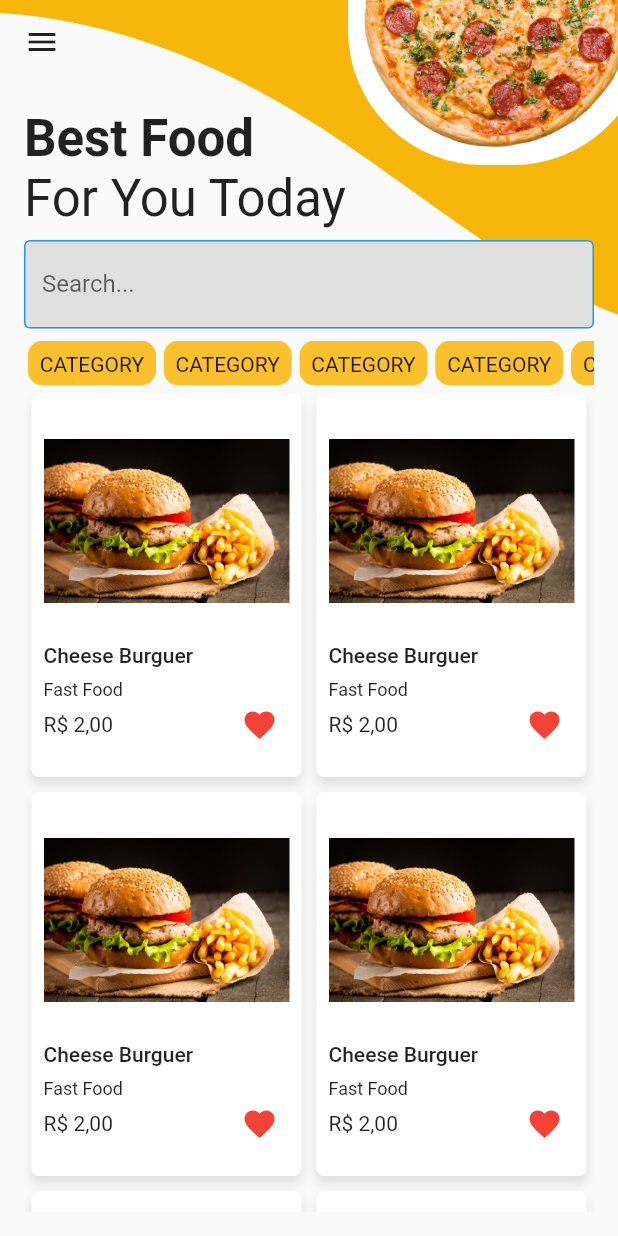
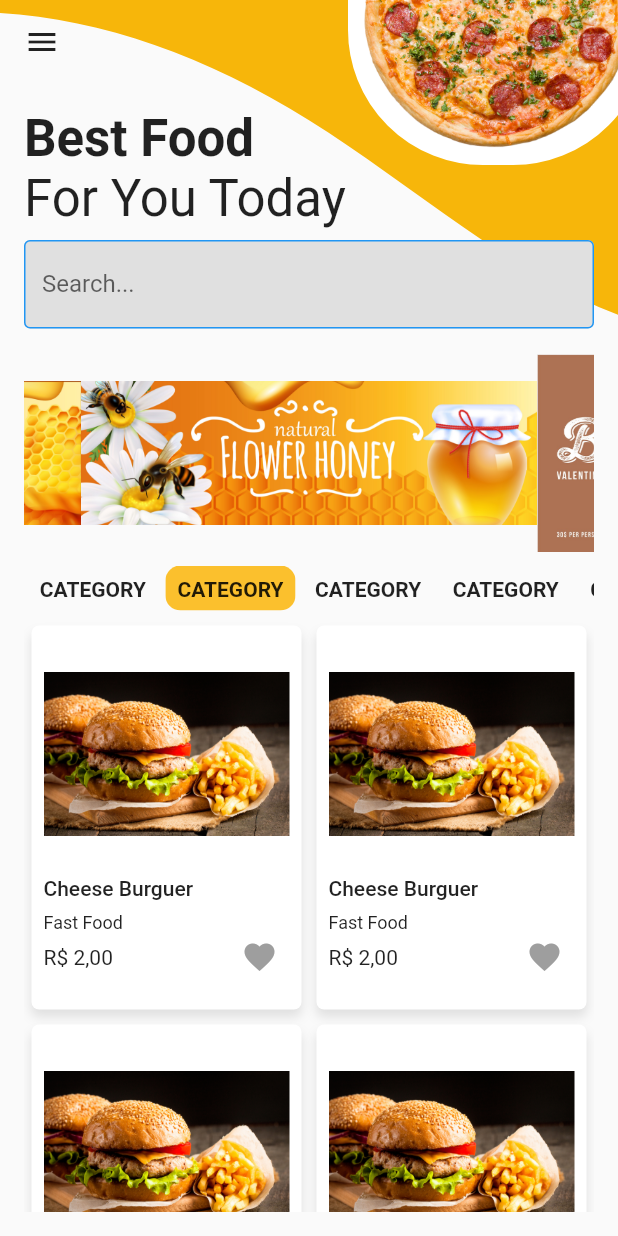
Before and after one commit to AntonyZ89/Delivery-App, a Flutter app: the screen it shows after launch, on a phone screen of 412 x 824 dp. Run offline on Flutter 3.47's test engine with Material 2 defaults, Android fonts, the phone set to English and light mode, and no system bars; drawn by our look-alikes of carousel_slider; our stand-ins replace flutter_svg.

Commit message:
HomeScreen carousel + ProductScreen + FavoriteButton

```diff
--- a/lib/components/components.dart
+++ b/lib/components/components.dart
@@ -1,6 +1,12 @@
+export 'favorite_button.dart';
 export 'filter_button.dart';
 export 'home_background.dart';
+export 'home_carousel.dart';
 export 'home_drawer.dart';
 export 'home_search.dart';
 export 'login_form.dart';
+export 'product_banner.dart';
 export 'product_card.dart';
+export 'product_page_detail.dart';
+export 'product_page_footer.dart';
+export 'quantity_product.dart';
--- /dev/null
+++ b/lib/components/favorite_button.dart
@@ -0,0 +1,30 @@
+import 'package:flutter/material.dart';
+
+class FavoriteButton extends StatefulWidget {
+  const FavoriteButton({Key? key}) : super(key: key);
+
+  @override
+  _FavoriteButtonState createState() => _FavoriteButtonState();
+}
+
+class _FavoriteButtonState extends State<FavoriteButton> {
+  bool selected = false;
+
+  @override
+  Widget build(BuildContext context) {
+    return GestureDetector(
+      onTap: () {
+        setState(() {
+          selected = !selected;
+        });
+      },
+      child: Padding(
+        padding: const EdgeInsets.symmetric(horizontal: 8.0),
+        child: Icon(
+          Icons.favorite,
+          color: selected ? Colors.red : Colors.grey,
+        ),
+      ),
+    );
+  }
+}
--- a/lib/components/filter_button.dart
+++ b/lib/components/filter_button.dart
@@ -1,7 +1,16 @@
 import 'package:flutter/material.dart';
 
 class FilterButton extends StatefulWidget {
-  const FilterButton({Key? key}) : super(key: key);
+  final Function() onTap;
+  bool? selected;
+  final String category;
+
+  FilterButton({
+    Key? key,
+    required this.onTap,
+    this.selected = false,
+    this.category = 'CATEGORY',
+  }) : super(key: key);
 
   @override
   State<FilterButton> createState() => _FilterButtonState();
@@ -10,15 +19,24 @@ class FilterButton extends StatefulWidget {
 class _FilterButtonState extends State<FilterButton> {
   @override
   Widget build(BuildContext context) {
-    return Container(
-      margin: const EdgeInsets.symmetric(horizontal: 2.5),
-      child: ClipRRect(
-        borderRadius: BorderRadius.circular(10),
-        child: Container(
-          color: Colors.yellow[700],
-          child: const Padding(
-            padding: EdgeInsets.all(8),
-            child: Text('CATEGORY'),
+    return GestureDetector(
+      onTap: widget.onTap,
+      child: Container(
+        margin: const EdgeInsets.symmetric(horizontal: 2.5),
+        alignment: Alignment.center,
+        child: ClipRRect(
+          borderRadius: BorderRadius.circular(10),
+          child: Container(
+            color: widget.selected == true ? Colors.yellow[700] : null,
+            child: Padding(
+              padding: const EdgeInsets.all(8),
+              child: Text(
+                widget.category,
+                style: const TextStyle(
+                  fontWeight: FontWeight.bold,
+                ),
+              ),
+            ),
           ),
         ),
       ),
--- /dev/null
+++ b/lib/components/home_carousel.dart
@@ -0,0 +1,27 @@
+import 'package:carousel_slider/carousel_slider.dart';
+import 'package:flutter/material.dart';
+
+class HomeCarousel extends StatelessWidget {
+  final List<String> banners = [
+    'assets/images/banners/banner1.jpg',
+    'assets/images/banners/banner2.jpg',
+    'assets/images/banners/banner3.jpg',
+    'assets/images/banners/banner4.jpg',
+  ];
+
+  HomeCarousel({Key? key}) : super(key: key);
+
+  @override
+  Widget build(BuildContext context) {
+    return CarouselSlider(
+      options: CarouselOptions(height: 150.0),
+      items: banners.map((i) {
+        return Builder(
+          builder: (BuildContext context) {
+            return SizedBox(child: Image.asset(i));
+          },
+        );
+      }).toList(),
+    );
+  }
+}
--- a/lib/components/product_card.dart
+++ b/lib/components/product_card.dart
@@ -1,12 +1,26 @@
-import 'package:flutter/cupertino.dart';
+import 'package:first_application/screens/product_page.dart';
 import 'package:flutter/material.dart';
+import 'package:first_application/components/components.dart';
 
 class ProductCard extends StatelessWidget {
   const ProductCard({Key? key}) : super(key: key);
 
   @override
   Widget build(BuildContext context) {
-    return Container(
+    return GestureDetector(
+      onTap: () {
+        Navigator.of(context).pushNamed(
+          'product',
+          arguments: const ProductArguments(
+            name: 'Cheese Burguer',
+            image: 'assets/images/hamburger.jpg',
+            price: 'R\$ 2.00',
+            description:
+                'Elit ad exercitation dolor enim dolor est minim in velit veniam duis incididunt eu eiusmod.',
+          ),
+        );
+      },
+      child: Container(
         margin: const EdgeInsets.all(5),
         decoration: BoxDecoration(
           borderRadius: BorderRadius.circular(5.0),
@@ -33,8 +47,8 @@ class ProductCard extends StatelessWidget {
                   ),
                 ),
               ),
-            Padding(
-              padding: const EdgeInsets.symmetric(vertical: 4.0),
+              const Padding(
+                padding: EdgeInsets.symmetric(vertical: 4.0),
                 child: SizedBox(
                   width: double.infinity,
                   child: Text(
@@ -65,13 +79,12 @@ class ProductCard extends StatelessWidget {
                   mainAxisAlignment: MainAxisAlignment.spaceBetween,
                   children: const [
                     Text('R\$ 2,00'),
-                    Padding(
-                      padding: EdgeInsets.symmetric(horizontal: 8.0),
-                      child: Icon(Icons.favorite, color: Colors.red),
+                    FavoriteButton(),
+                  ],
                 ),
+              )
             ],
-                ))
-          ],
+          ),
         ),
       ),
     );
--- a/lib/main.dart
+++ b/lib/main.dart
@@ -1,5 +1,6 @@
 import 'package:first_application/screens/home_page.dart';
 import 'package:first_application/screens/login.dart';
+import 'package:first_application/screens/product_page.dart';
 import 'package:flutter/material.dart';
 
 void main() {
@@ -36,6 +37,7 @@ class MyApp extends StatelessWidget {
       routes: {
         'login': (context) => const LoginScreen(),
         'home': (context) => const HomePage(title: 'Home Page'),
+        'product': (context) => const ProductPage(),
       },
     );
   }
--- a/lib/screens/home_page.dart
+++ b/lib/screens/home_page.dart
@@ -1,3 +1,4 @@
+import 'package:carousel_slider/carousel_slider.dart';
 import 'package:flutter/foundation.dart';
 import 'package:flutter/material.dart';
 import 'package:flutter/widgets.dart';
@@ -13,7 +14,7 @@ class HomePage extends StatefulWidget {
 }
 
 class _HomePageState extends State<HomePage> {
-  int counter = 0;
+  int _selectedCategory = 1;
 
   @override
   Widget build(BuildContext context) {
@@ -47,18 +48,20 @@ class _HomePageState extends State<HomePage> {
                   style: Theme.of(context).textTheme.headline4,
                 ),
                 const HomeSearch(),
-                SizedBox(
+                HomeCarousel(),
+                Container(
                   height: 30,
-                  child: Expanded(
-                    child: ListView(
-                      scrollDirection: Axis.horizontal,
-                      children: const [
-                        FilterButton(),
-                        FilterButton(),
-                        FilterButton(),
-                        FilterButton(),
-                        FilterButton(),
-                      ],
+                  margin: const EdgeInsets.only(bottom: 5),
+                  child: ListView.builder(
+                    itemCount: 30,
+                    scrollDirection: Axis.horizontal,
+                    itemBuilder: (context, index) => FilterButton(
+                      onTap: () {
+                        setState(() {
+                          _selectedCategory = index;
+                        });
+                      },
+                      selected: _selectedCategory == index,
                     ),
                   ),
                 ),
--- a/pubspec.yaml
+++ b/pubspec.yaml
@@ -30,6 +30,7 @@ dependencies:
   flutter:
     sdk: flutter
   flutter_svg:
+  carousel_slider:
 
   # The following adds the Cupertino Icons font to your application.
   # Use with the CupertinoIcons class for iOS style icons.
@@ -62,6 +63,10 @@ flutter:
     - assets/images/home_background.svg
     - assets/images/pizza.png
     - assets/images/hamburger.jpg
+    - assets/images/banners/banner1.jpg
+    - assets/images/banners/banner2.jpg
+    - assets/images/banners/banner3.jpg
+    - assets/images/banners/banner4.jpg
 
   # An image asset can refer to one or more resolution-specific "variants", see
   # https://flutter.dev/assets-and-images/#resolution-aware.
```
Also changed, not shown: lib/components/product_banner.dart (added, +15 -0 lines), lib/components/product_page_detail.dart (added, +85 -0 lines), lib/components/product_page_footer.dart (added, +46 -0 lines), lib/components/quantity_product.dart (added, +68 -0 lines), lib/screens/product_page.dart (added, +80 -0 lines), assets/images/banners/banner1.jpg (added), assets/images/banners/banner2.jpg (added), assets/images/banners/banner3.jpg (added), assets/images/banners/banner4.jpg (added), pubspec.lock. Lines whose indentation alone changed are shown as unchanged.
